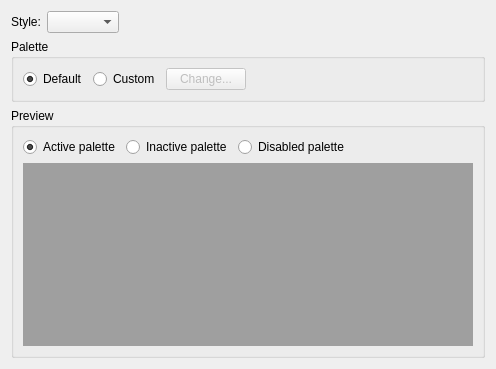
Old version of the form qt5ct/src/qt5ct/appearancepage.ui in the repository Martchus/qt5ct.
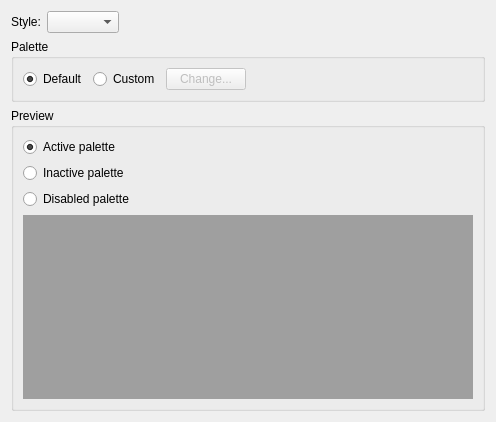
New version of the form.

Commit message: added version output, fixed layout

```diff
--- a/qt5ct/src/qt5ct/appearancepage.ui
+++ b/qt5ct/src/qt5ct/appearancepage.ui
@@ -7,7 +7,7 @@
     <x>0</x>
     <y>0</y>
     <width>496</width>
-    <height>369</height>
+    <height>422</height>
    </rect>
   </property>
   <property name="windowTitle">
@@ -27,19 +27,6 @@
       <string>Preview</string>
      </property>
      <layout class="QGridLayout" name="gridLayout">
-      <item row="0" column="3">
-       <spacer name="horizontalSpacer_2">
-        <property name="orientation">
-         <enum>Qt::Horizontal</enum>
-        </property>
-        <property name="sizeHint" stdset="0">
-         <size>
-          <width>82</width>
-          <height>20</height>
-         </size>
-        </property>
-       </spacer>
-      </item>
       <item row="0" column="0">
        <widget class="QRadioButton" name="activePaletteButton">
         <property name="text">
@@ -132,20 +119,33 @@
         </widget>
        </widget>
       </item>
-      <item row="0" column="1">
+      <item row="1" column="0">
        <widget class="QRadioButton" name="inactivePaletteButton">
         <property name="text">
          <string>Inactive palette</string>
         </property>
        </widget>
       </item>
-      <item row="0" column="2">
+      <item row="2" column="0">
        <widget class="QRadioButton" name="disabledPaletteButton">
         <property name="text">
          <string>Disabled palette</string>
         </property>
        </widget>
       </item>
+      <item row="0" column="3" rowspan="3">
+       <spacer name="horizontalSpacer_2">
+        <property name="orientation">
+         <enum>Qt::Horizontal</enum>
+        </property>
+        <property name="sizeHint" stdset="0">
+         <size>
+          <width>82</width>
+          <height>20</height>
+         </size>
+        </property>
+       </spacer>
+      </item>
      </layout>
     </widget>
    </item>
```
The commit also changes 2 other files.
